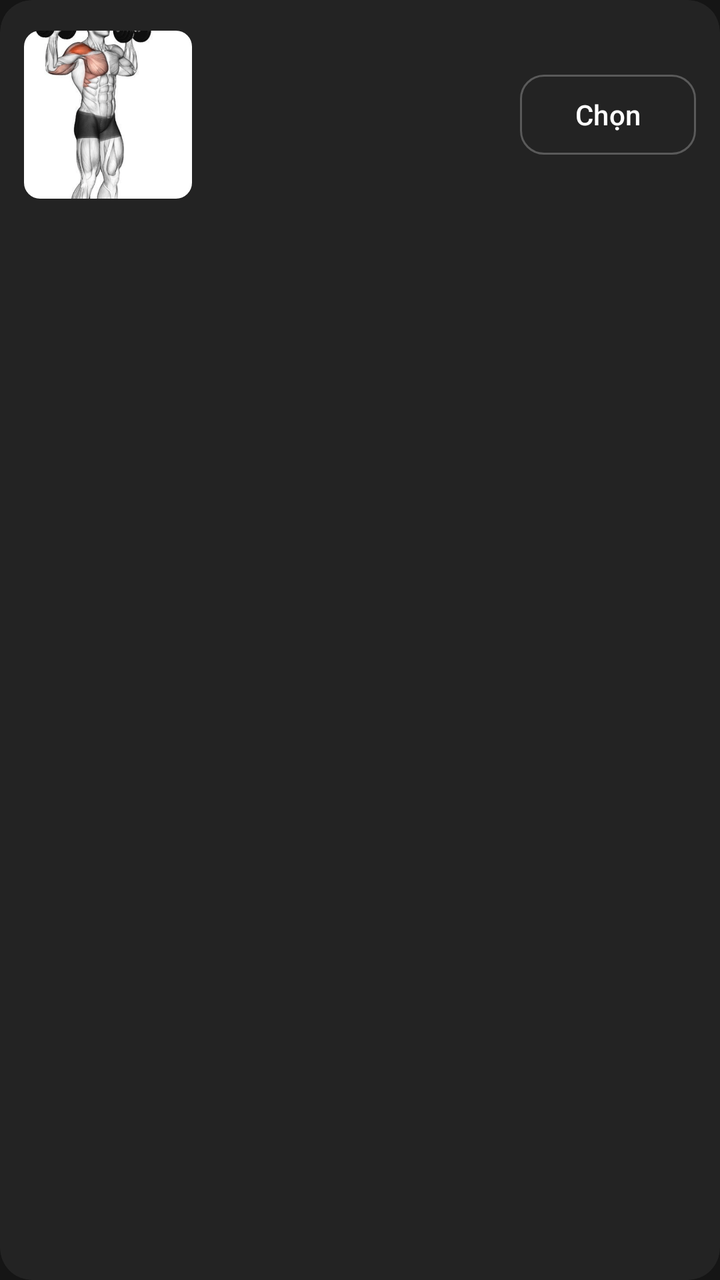
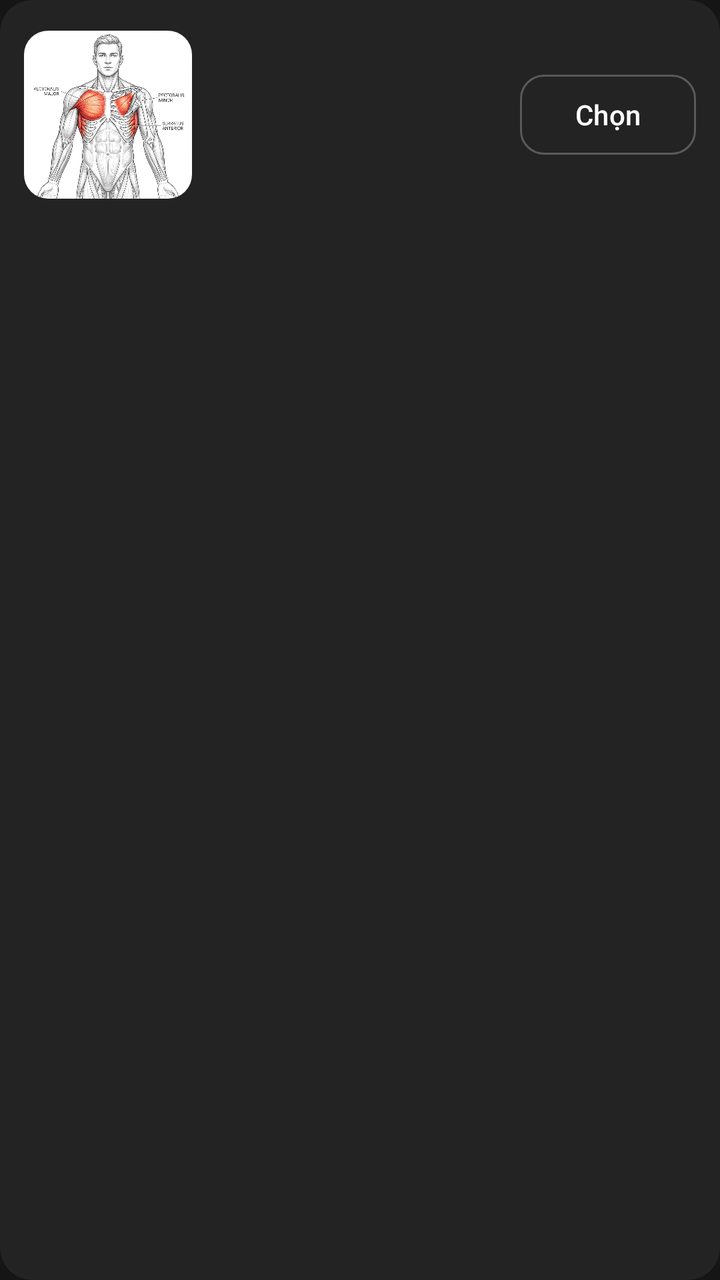

Compare the two renders of this Android layout. The source of the first and the diff that turns it into the second are given below.
<!-- AndroidManifest.xml: application theme Theme.SmartGymAI -->
<!-- res/layout/item_exercise_catalog.xml -->
<?xml version="1.0" encoding="utf-8"?>
<androidx.cardview.widget.CardView xmlns:android="http://schemas.android.com/apk/res/android"
    xmlns:app="http://schemas.android.com/apk/res-auto"
    style="@style/Widget.SmartGym.Card"
    android:layout_width="match_parent"
    android:layout_height="wrap_content"
    android:layout_marginBottom="@dimen/spacing_sm">

    <LinearLayout
        android:layout_width="match_parent"
        android:layout_height="wrap_content"
        android:gravity="center_vertical"
        android:orientation="horizontal"
        android:padding="@dimen/spacing_md">

        <ImageView
            android:id="@+id/iv_exercise_image"
            android:layout_width="84dp"
            android:layout_height="84dp"
            android:layout_marginEnd="@dimen/spacing_md"
            android:background="@drawable/bg_rounded_12"
            android:clipToOutline="true"
            android:importantForAccessibility="no"
            android:scaleType="centerCrop"
            android:src="@drawable/img_muscle_chest" />

        <LinearLayout
            android:layout_width="0dp"
            android:layout_height="wrap_content"
            android:layout_weight="1"
            android:orientation="vertical">

            <TextView
                android:id="@+id/tv_exercise_name"
                android:layout_width="match_parent"
                android:layout_height="wrap_content"
                android:textAppearance="@style/TextStyle.BodyBold" />

            <TextView
                android:id="@+id/tv_exercise_meta"
                android:layout_width="match_parent"
                android:layout_height="wrap_content"
                android:layout_marginTop="@dimen/spacing_xs"
                android:textAppearance="@style/TextStyle.BodyBase" />

            <TextView
                android:id="@+id/tv_exercise_prescription"
                android:layout_width="match_parent"
                android:layout_height="wrap_content"
                android:layout_marginTop="@dimen/spacing_xs"
                android:textColor="@color/primary"
                android:textAppearance="@style/TextStyle.BodyBase" />

            <TextView
                android:id="@+id/tv_exercise_safety"
                android:layout_width="match_parent"
                android:layout_height="wrap_content"
                android:layout_marginTop="@dimen/spacing_xs"
                android:textAppearance="@style/TextStyle.BodyBase"
                android:textColor="@color/on_surface_variant" />
        </LinearLayout>

        <com.google.android.material.button.MaterialButton
            android:id="@+id/btn_toggle_exercise"
            style="@style/Widget.SmartGym.Button.Outline"
            android:layout_width="wrap_content"
            android:layout_height="48dp"
            android:layout_marginStart="@dimen/spacing_md"
            android:text="@string/exercise_choose" />
    </LinearLayout>
</androidx.cardview.widget.CardView>
<!-- resources referenced by this layout -->
<resources>
  <color name="on_surface_variant">#FFC9C3D8</color>
  <color name="primary">#FF6739FF</color>
  <dimen name="spacing_md">12dp</dimen>
  <dimen name="spacing_sm">8dp</dimen>
  <dimen name="spacing_xs">4dp</dimen>
  <!-- drawable bg_rounded_12 (drawable) -->
  <?xml version="1.0" encoding="utf-8"?>
  <shape xmlns:android="http://schemas.android.com/apk/res/android"
      android:shape="rectangle">
      <solid android:color="@color/surface_container_high" />
      <corners android:radius="@dimen/radius_sm" />
  </shape>
  <!-- drawable img_muscle_chest: png bitmap (drawable-nodpi, 80006 bytes) -->
  <string name="exercise_choose">Chọn</string>
  <style name="Theme.SmartGymAI" parent="Theme.Material3.DayNight.NoActionBar">
          
          <item name="colorPrimary">@color/primary</item>
          <item name="colorOnPrimary">@color/on_primary</item>
          <item name="colorPrimaryContainer">@color/primary_container</item>
          <item name="colorOnPrimaryContainer">@color/on_primary_container</item>
  
          
          <item name="colorSecondary">@color/secondary</item>
          <item name="colorOnSecondary">@color/on_secondary</item>
          <item name="colorSecondaryContainer">@color/secondary_container</item>
          <item name="colorOnSecondaryContainer">@color/on_secondary_container</item>
  
          
          <item name="colorTertiary">@color/tertiary</item>
          <item name="colorOnTertiary">@color/on_tertiary</item>
  
          
          <item name="colorError">@color/error</item>
          <item name="colorOnError">@color/on_error</item>
          <item name="colorErrorContainer">@color/error_container</item>
          <item name="colorOnErrorContainer">@color/on_error_container</item>
  
          
          <item name="android:colorBackground">@color/background</item>
          <item name="colorOnBackground">@color/on_background</item>
          <item name="colorSurface">@color/surface</item>
          <item name="colorOnSurface">@color/on_surface</item>
          <item name="colorSurfaceVariant">@color/surface_variant</item>
          <item name="colorOnSurfaceVariant">@color/on_surface_variant</item>
          <item name="colorSurfaceContainerHigh">@color/surface_container_high</item>
  
          
          <item name="colorOutline">@color/outline</item>
          <item name="colorOutlineVariant">@color/outline_variant</item>
  
          
          <item name="android:statusBarColor">@color/transparent</item>
          <item name="android:navigationBarColor">@color/transparent</item>
          <item name="android:windowLightStatusBar">false</item>
          <item name="android:windowBackground">@color/background</item>
  
          
          <item name="bottomNavigationStyle">@style/Widget.SmartGym.BottomNav</item>
      </style>
  <color name="surface_container_high">#FF2B2B2B</color>
  <dimen name="radius_sm">8dp</dimen>
  <color name="on_surface">#FFFFFFFF</color>
  <color name="surface_variant">#FF5A5A5A</color>
  <color name="surface_container">#FF232323</color>
  <color name="on_primary">#FFFFFFFF</color>
  <color name="primary_container">#FF2F225C</color>
  <color name="on_primary_container">#FFE9DDFF</color>
  <color name="secondary">#FF997AFF</color>
  <color name="on_secondary">#FFFFFFFF</color>
  <color name="secondary_container">#FF3A2A73</color>
  <color name="on_secondary_container">#FFE9DDFF</color>
  <color name="tertiary">#FF34C759</color>
  <color name="on_tertiary">#FF06220D</color>
  <color name="error">#FFFF6B6B</color>
  <color name="on_error">#FFFFFFFF</color>
  <color name="error_container">#FF522222</color>
  <color name="on_error_container">#FFFFDADA</color>
  <color name="background">#FF151515</color>
  <color name="on_background">#FFFFFFFF</color>
  <color name="surface">#FF1B1B1B</color>
  <color name="outline">#FF908A9D</color>
  <color name="outline_variant">#FF4E4859</color>
  <color name="transparent">#00000000</color>
  <!-- unchanged entries left out for length: 6 -->
</resources>

<!-- the commit's change to res/layout/item_exercise_catalog.xml (unified diff, before → after) -->
@@ -13,13 +13,12 @@
         android:orientation="horizontal"
         android:padding="@dimen/spacing_md">
 
-        <ImageView
+        <com.google.android.material.imageview.ShapeableImageView
             android:id="@+id/iv_exercise_image"
             android:layout_width="84dp"
             android:layout_height="84dp"
             android:layout_marginEnd="@dimen/spacing_md"
-            android:background="@drawable/bg_rounded_12"
-            android:clipToOutline="true"
+            app:shapeAppearanceOverlay="@style/ShapeAppearance.SmartGym.RoundedImage"
             android:importantForAccessibility="no"
             android:scaleType="centerCrop"
             android:src="@drawable/img_muscle_chest" />
<!-- resource entries referenced after the edit -->
@@ -5,15 +5,11 @@
   <dimen name="spacing_md">12dp</dimen>
   <dimen name="spacing_sm">8dp</dimen>
   <dimen name="spacing_xs">4dp</dimen>
-  <!-- drawable bg_rounded_12 (drawable) -->
-  <?xml version="1.0" encoding="utf-8"?>
-  <shape xmlns:android="http://schemas.android.com/apk/res/android"
-      android:shape="rectangle">
-      <solid android:color="@color/surface_container_high" />
-      <corners android:radius="@dimen/radius_sm" />
-  </shape>
-  <!-- drawable img_muscle_chest: png bitmap (drawable-nodpi, 80006 bytes) -->
+  <!-- drawable img_muscle_chest: png bitmap (drawable-nodpi, 537026 bytes) -->
   <string name="exercise_choose">Chọn</string>
+  <style name="ShapeAppearance.SmartGym.RoundedImage" parent="ShapeAppearance.Material3.SmallComponent">
+          <item name="cornerSize">@dimen/radius_md</item>
+      </style>
   <style name="Theme.SmartGymAI" parent="Theme.Material3.DayNight.NoActionBar">
           
           <item name="colorPrimary">@color/primary</item>
@@ -55,12 +51,13 @@
           <item name="android:navigationBarColor">@color/transparent</item>
           <item name="android:windowLightStatusBar">false</item>
           <item name="android:windowBackground">@color/background</item>
+          <item name="android:windowNoTitle">true</item>
   
           
           <item name="bottomNavigationStyle">@style/Widget.SmartGym.BottomNav</item>
       </style>
+  <dimen name="radius_md">12dp</dimen>
   <color name="surface_container_high">#FF2B2B2B</color>
-  <dimen name="radius_sm">8dp</dimen>
   <color name="on_surface">#FFFFFFFF</color>
   <color name="surface_variant">#FF5A5A5A</color>
   <color name="surface_container">#FF232323</color>
